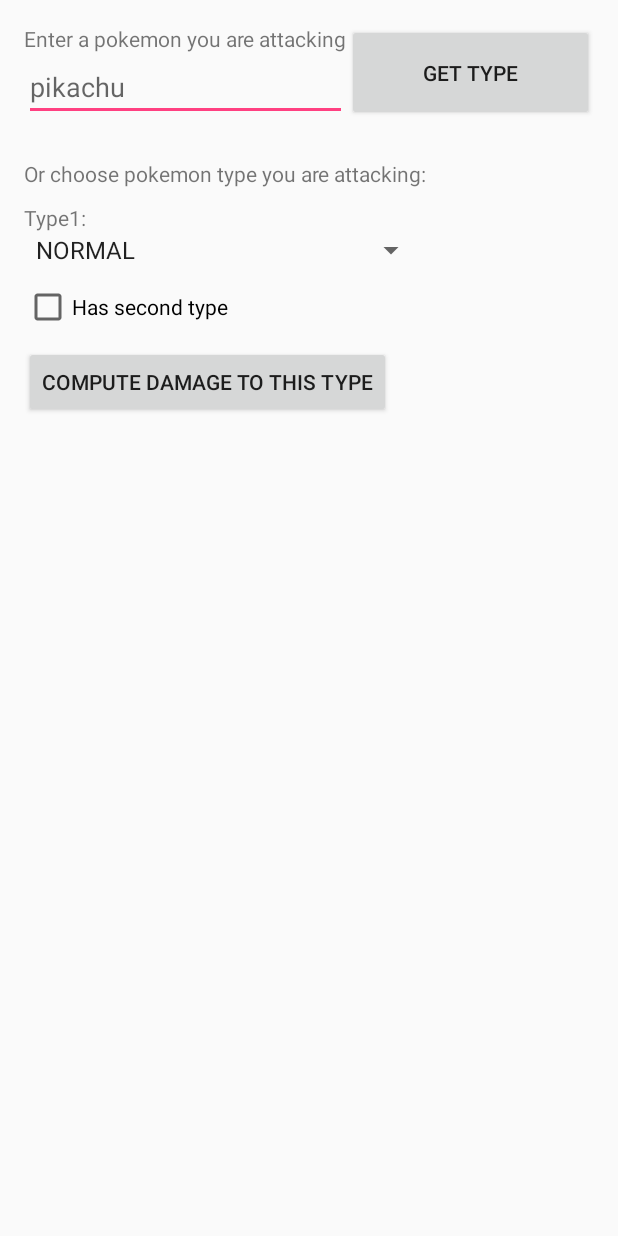
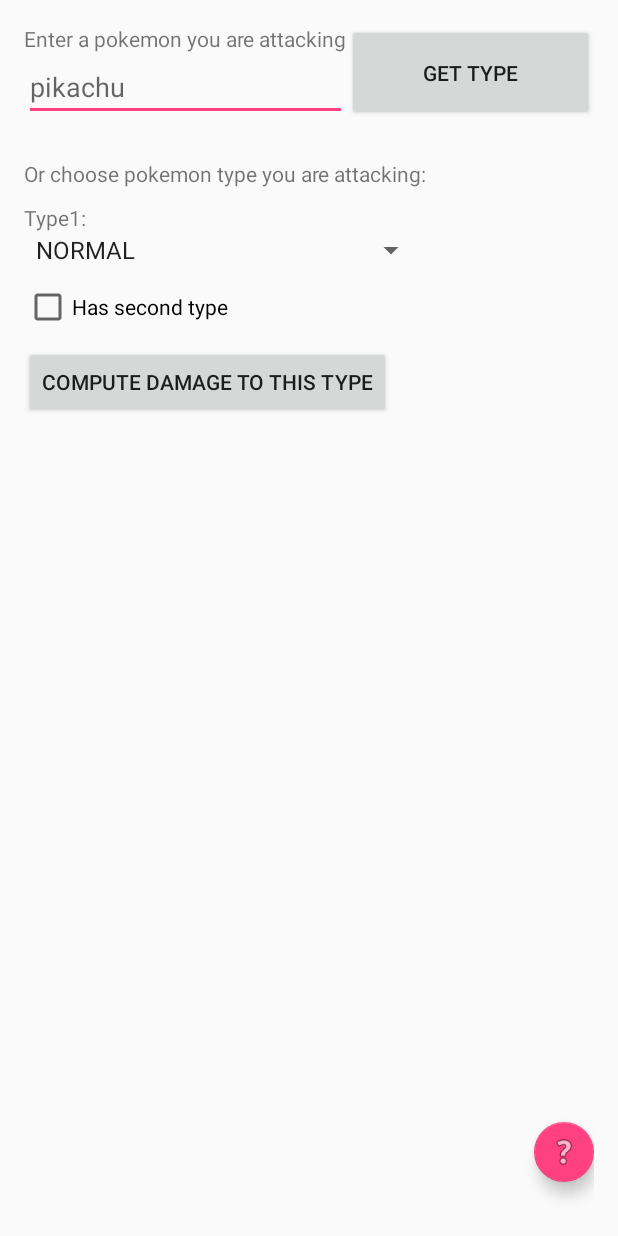
Before and after one commit to jehy/Pokemon-Go-GymCalculator, an Android app: the screen it shows after launch (MainActivity), on a phone screen of 412 x 824 dp. Run offline under Robolectric (Android 15) with nearby library versions, the phone set to English and light mode, and no system bars.

Commit message:
add standard type chart

```diff
--- a/app/src/main/java/ru/jehy/gymcalculator/MainActivity.java
+++ b/app/src/main/java/ru/jehy/gymcalculator/MainActivity.java
@@ -1,6 +1,8 @@
 package ru.jehy.gymcalculator;
 
+import android.content.Intent;
 import android.os.Bundle;
+import android.support.design.widget.FloatingActionButton;
 import android.support.v7.app.AppCompatActivity;
 import android.view.View;
 import android.widget.ArrayAdapter;
@@ -60,7 +62,14 @@ public class MainActivity extends AppCompatActivity {
             e.printStackTrace();
         }
 
-
+        FloatingActionButton myFab = (FloatingActionButton) findViewById(R.id.floatingActionButton);
+        myFab.setOnClickListener(new View.OnClickListener() {
+            public void onClick(View v) {
+                Intent myIntent = new Intent(MainActivity.this, ChartActivity.class);
+                //myIntent.putExtra("key", value); //Optional parameters
+                MainActivity.this.startActivity(myIntent);
+            }
+        });
         Button buttonOne = (Button) findViewById(R.id.computeAttacker);
         buttonOne.setOnClickListener(new Button.OnClickListener() {
             public void onClick(View v) {
--- a/app/src/main/res/layout/activity_main.xml
+++ b/app/src/main/res/layout/activity_main.xml
@@ -1,6 +1,7 @@
 <?xml version="1.0" encoding="utf-8"?>
 <ScrollView
     xmlns:android="http://schemas.android.com/apk/res/android"
+    xmlns:app="http://schemas.android.com/apk/res-auto"
     android:layout_width="fill_parent"
     android:layout_height="fill_parent"
     android:fadeScrollbars="false"
@@ -17,16 +18,7 @@
     tools:context="ru.jehy.gymcalculator.MainActivity">
 
 
-    <TextView
-        android:layout_width="wrap_content"
-        android:layout_height="wrap_content"
-        android:text="@string/enter_a_pokemon_you_are_attacking"
-        android:id="@+id/textView2"
-        android:layout_alignParentTop="true"
-        android:layout_alignParentLeft="true"
-        android:layout_alignParentStart="true" />
-
-    <AutoCompleteTextView
+        <AutoCompleteTextView
         android:layout_width="wrap_content"
         android:layout_height="wrap_content"
         android:id="@+id/pokemonName"
@@ -84,7 +76,6 @@
         android:id="@+id/checkBox"
         android:enabled="true"
         android:focusable="true"
-        android:layout_centerVertical="true"
         android:layout_below="@+id/defenderType1"
         android:layout_alignLeft="@+id/defenderType1"
         android:layout_alignStart="@+id/defenderType1"
@@ -137,5 +128,26 @@
         android:layout_below="@+id/computeAttacker"
         />
 
-</RelativeLayout>
+        <android.support.design.widget.FloatingActionButton
+            android:layout_width="wrap_content"
+            android:layout_height="wrap_content"
+            android:clickable="true"
+            app:fabSize="mini"
+            app:srcCompat="@android:drawable/ic_menu_help"
+            android:layout_marginBottom="20dp"
+            android:id="@+id/floatingActionButton"
+            android:layout_alignParentBottom="true"
+            android:layout_alignParentRight="true"
+            android:layout_alignParentEnd="true" />
+
+        <TextView
+            android:layout_width="wrap_content"
+            android:layout_height="wrap_content"
+            android:text="@string/enter_a_pokemon_you_are_attacking"
+            android:id="@+id/textView2"
+            android:layout_alignParentTop="true"
+            android:layout_alignParentLeft="true"
+            android:layout_alignParentStart="true" />
+
+    </RelativeLayout>
 </ScrollView>
--- a/app/src/main/res/values/strings.xml
+++ b/app/src/main/res/values/strings.xml
@@ -99,4 +99,6 @@
         "when a user tries to pick up one of cards.\n\n"
     </string>
     <string name="action_settings">Settings</string>
+    <string name="title_activity_chart">ChartActivity</string>
+    <string name="atk_def">Attacking/Defending</string>
 </resources>
```
Also changed, not shown: app/src/main/AndroidManifest.xml (+8 -2 lines), app/src/main/java/ru/jehy/gymcalculator/ChartActivity.java (added, +104 -0 lines), app/src/main/res/layout/activity_chart.xml (added, +23 -0 lines), app/src/main/res/layout/content_chart.xml (added, +12 -0 lines).
